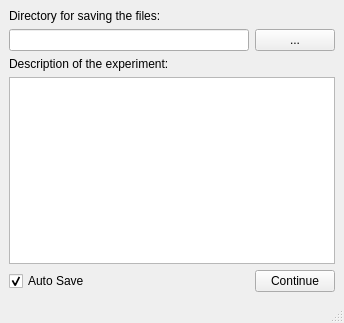
Qt form GUI/starting_window.ui (uetke/SmartScan) before a commit.
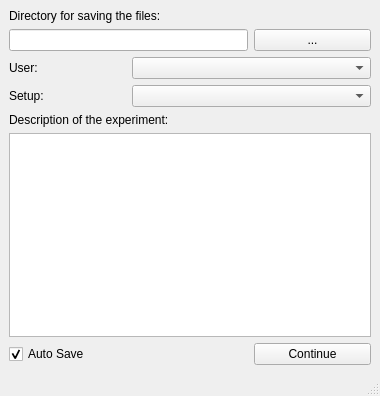
The same form after that commit. Custom widgets are drawn as their Qt base class.

Commit message: Started to add SQL capabilities to the program. Created a class db_comm to interface with the database. Created a new_combobox class to make it easy to populate with a list and fetch the KEY value. Modified the starting window to show available users and setups. Modified the save routine to automatically add an entry whenever the scan is saved into a database.

Patch:
```diff
--- a/GUI/starting_window.ui
+++ b/GUI/starting_window.ui
@@ -6,8 +6,8 @@
    <rect>
     <x>0</x>
     <y>0</y>
-    <width>344</width>
-    <height>323</height>
+    <width>380</width>
+    <height>396</height>
    </rect>
   </property>
   <property name="windowTitle">
@@ -15,10 +15,7 @@
   </property>
   <widget class="QWidget" name="centralwidget">
    <layout class="QGridLayout" name="gridLayout">
-    <item row="3" column="0" colspan="3">
-     <widget class="QPlainTextEdit" name="experiment_description"/>
-    </item>
-    <item row="0" column="0">
+    <item row="0" column="0" colspan="2">
      <widget class="QLabel" name="save_directory_label">
       <property name="text">
        <string>Directory for saving the files:</string>
@@ -39,6 +36,23 @@
      </widget>
     </item>
     <item row="2" column="0">
+     <widget class="QLabel" name="user_label">
+      <property name="text">
+       <string>User:</string>
+      </property>
+     </widget>
+    </item>
+    <item row="2" column="1" colspan="2">
+     <widget class="new_comboBox" name="user_comboBox"/>
+    </item>
+    <item row="3" column="0">
+     <widget class="QLabel" name="setup_label">
+      <property name="text">
+       <string>Setup:</string>
+      </property>
+     </widget>
+    </item>
+    <item row="4" column="0" colspan="2">
      <widget class="QLabel" name="experiment_description_label">
       <property name="text">
        <string>Description of the experiment:</string>
@@ -48,14 +62,10 @@
       </property>
      </widget>
     </item>
-    <item row="4" column="2">
-     <widget class="QPushButton" name="pushButton">
-      <property name="text">
-       <string>Continue</string>
-      </property>
-     </widget>
+    <item row="5" column="0" colspan="3">
+     <widget class="QPlainTextEdit" name="experiment_description"/>
     </item>
-    <item row="4" column="0">
+    <item row="6" column="0" colspan="2">
      <widget class="QCheckBox" name="autoSave">
       <property name="text">
        <string>Auto Save</string>
@@ -65,6 +75,16 @@
       </property>
      </widget>
     </item>
+    <item row="6" column="2">
+     <widget class="QPushButton" name="pushButton">
+      <property name="text">
+       <string>Continue</string>
+      </property>
+     </widget>
+    </item>
+    <item row="3" column="1" colspan="2">
+     <widget class="new_comboBox" name="setup_comboBox"/>
+    </item>
    </layout>
   </widget>
   <widget class="QMenuBar" name="menubar">
@@ -79,6 +99,13 @@
   </widget>
   <widget class="QStatusBar" name="statusbar"/>
  </widget>
+ <customwidgets>
+  <customwidget>
+   <class>new_comboBox</class>
+   <extends>QComboBox</extends>
+   <header>new_combobox.h</header>
+  </customwidget>
+ </customwidgets>
  <tabstops>
   <tabstop>save_directory</tabstop>
   <tabstop>search_directory</tabstop>
```
Left out of the diff: 3 changed lines with no effect on the pictures. The commit also changes 5 other files.
